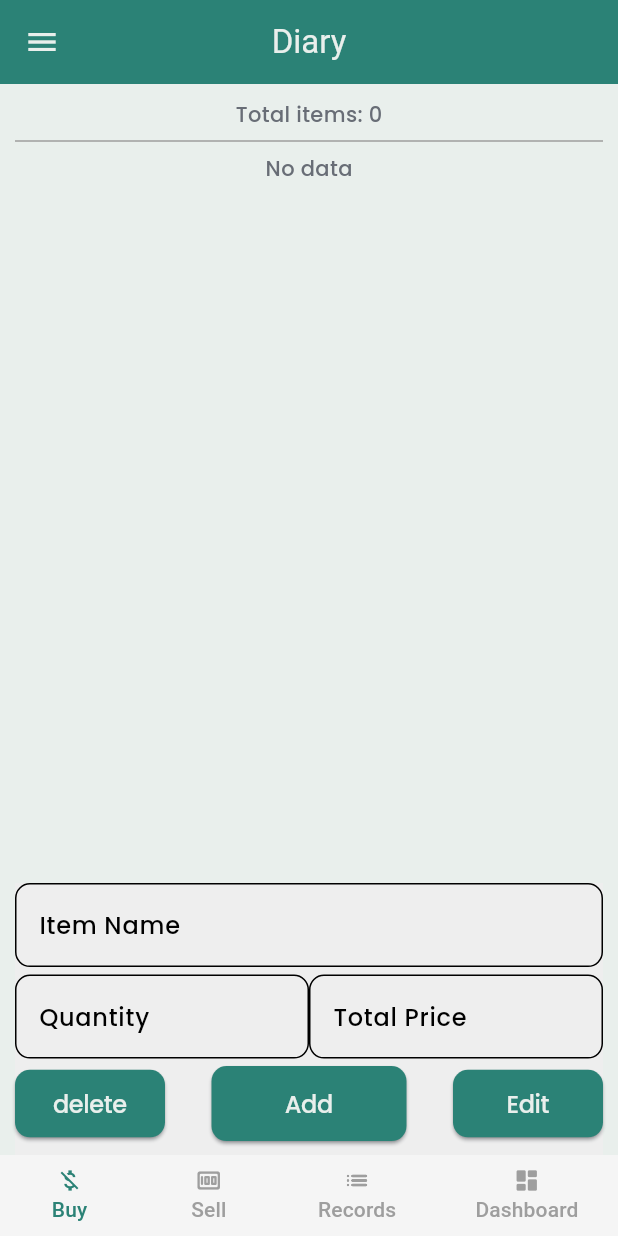
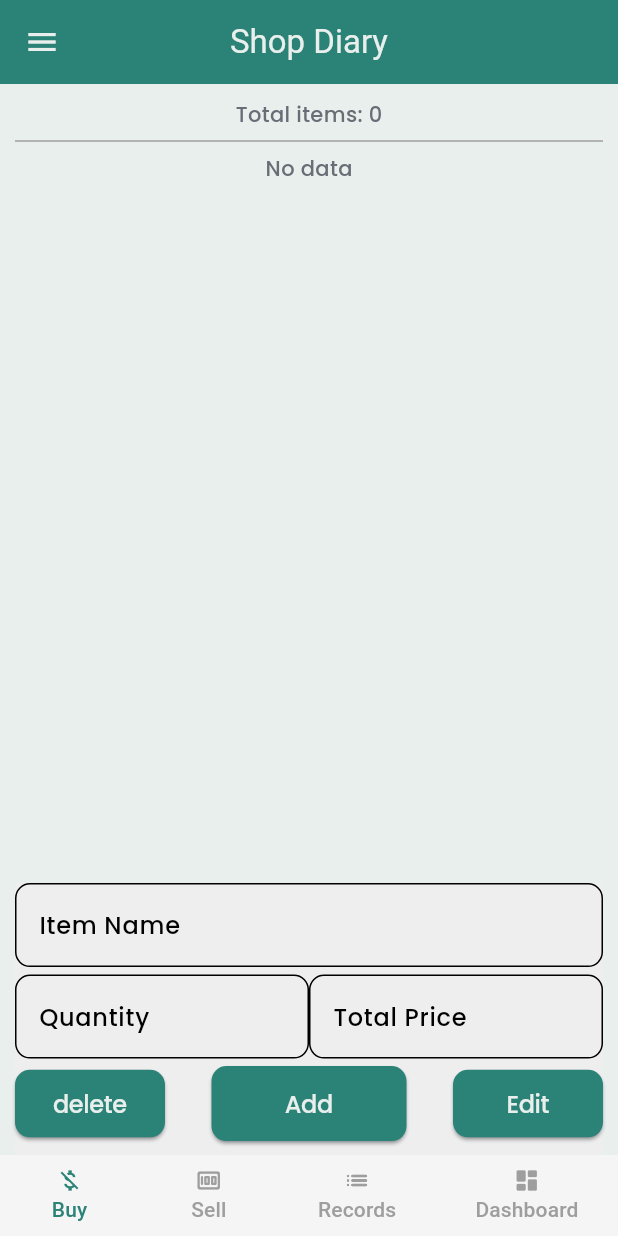
Before and after one commit to Mahbub-Hasan-Talukder/dokan-diary, a Flutter app: the screen it shows after launch, on a phone screen of 412 x 824 dp. Run offline on Flutter 3.47's test engine with Material 3 defaults, Android fonts, the phone set to English and light mode, and no system bars; our stand-ins replace bloc, cloud_firestore, dartz, equatable, file_picker, firebase_core and 6 more; accounts and stored records are empty.

Commit message:
Fix: minor fix

```diff
--- a/lib/features/landing.dart
+++ b/lib/features/landing.dart
@@ -70,7 +70,7 @@ class _HomePageState extends State<HomePage> {
       },
       child: Scaffold(
         appBar: AppBar(
-          title: const Text('Diary'),
+          title: const Text('Shop Diary'),
           centerTitle: true,
         ),
         drawer: buildDrawer(context),
```
